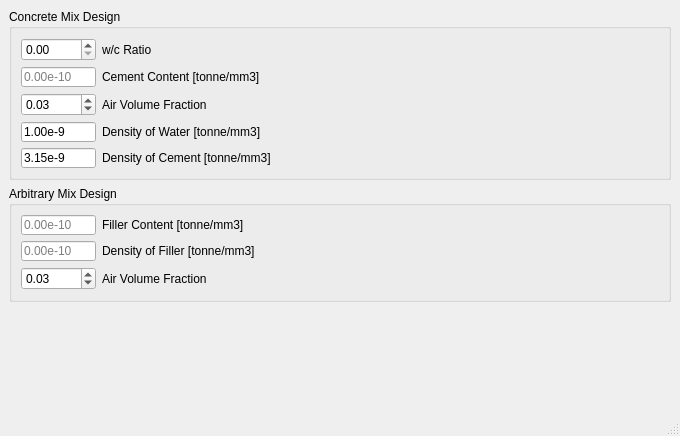
Old version of the form freecad/chronoConcrete/gui/ui/ldpmMixDesign.ui in the repository Concrete-Chrono-Development/chrono-preprocessor.
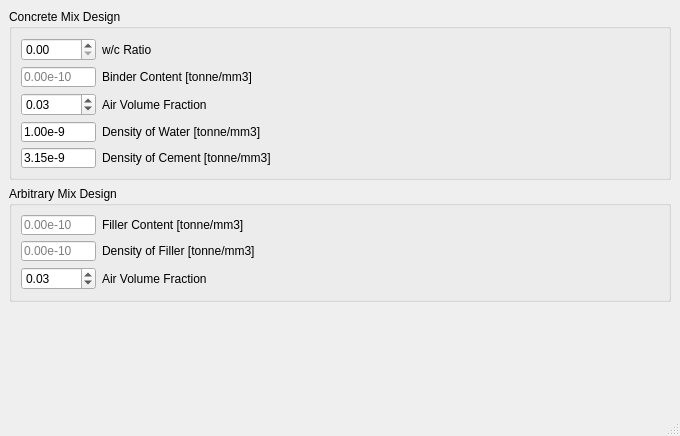
New version of the form.

Commit message: Updated cement to binder term

```diff
--- a/freecad/chronoConcrete/gui/ui/ldpmMixDesign.ui
+++ b/freecad/chronoConcrete/gui/ui/ldpmMixDesign.ui
@@ -90,7 +90,7 @@
          <item>
           <widget class="QLabel" name="label_7">
            <property name="text">
-            <string>Cement Content [tonne/mm3]</string>
+            <string>Binder Content [tonne/mm3]</string>
            </property>
           </widget>
          </item>
```
